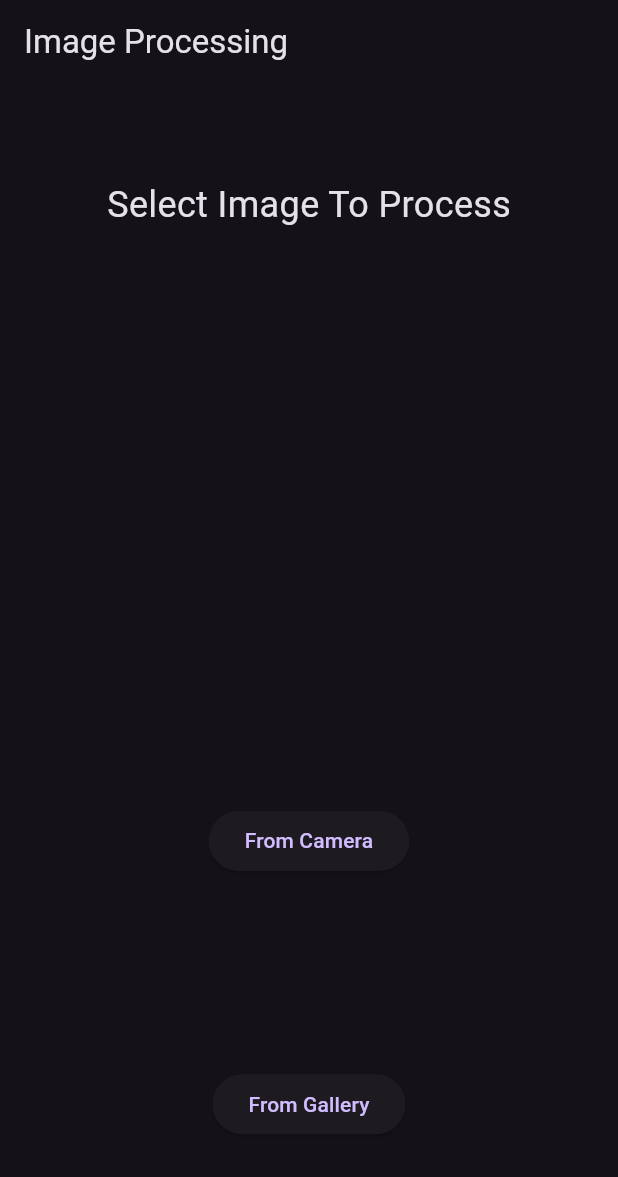
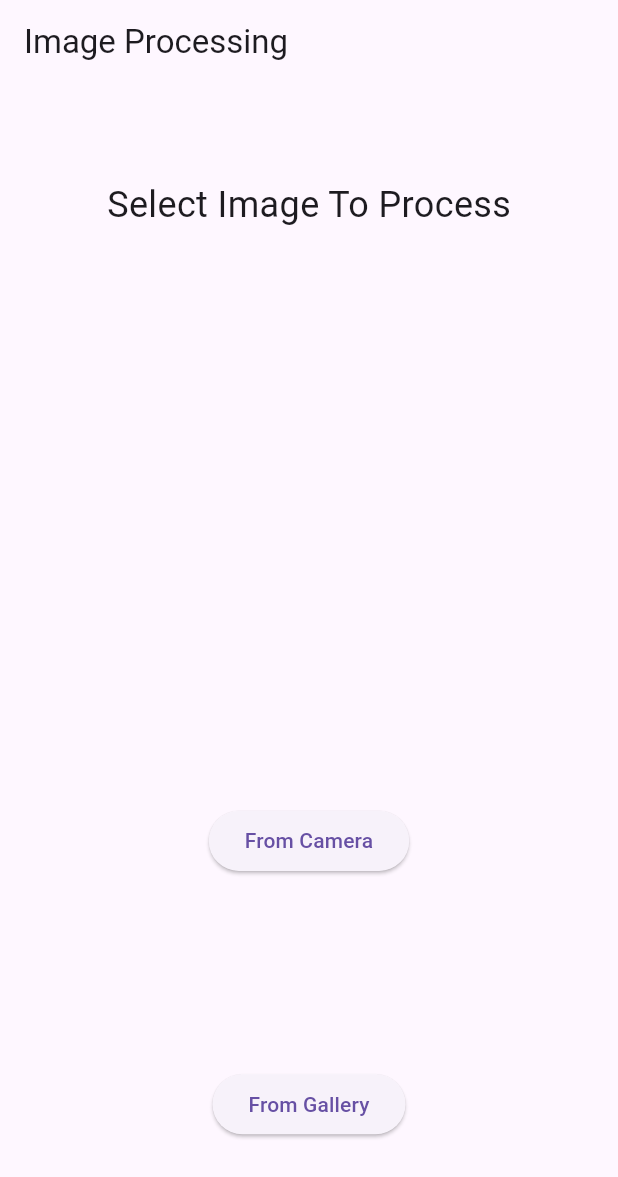
Before and after one commit to MohamedAlkady65/pix_wiz, a Flutter app: the screen it shows after launch, on a phone screen of 412 x 824 dp. Shown: the top 1177 px of the screen. Run offline on Flutter 3.47's test engine with Material 3 defaults, Android fonts, the phone set to English and light mode, and no system bars; our stand-ins replace bloc, extended_image, flutter_bloc, image_picker; missing offline and left inert: colorfilter_generator.

Commit message:
fix dark mode

```diff
--- a/lib/main.dart
+++ b/lib/main.dart
@@ -29,10 +29,9 @@ class PixWiz extends StatelessWidget {
             create: (BuildContext context) =>
                 CropCubit(editImageCubit: editImageCubit)),
       ],
-      child: MaterialApp(
+      child: const MaterialApp(
         debugShowCheckedModeBanner: false,
-        theme: ThemeData.dark(),
-        home: const HomeScreen(),
+        home:  HomeScreen(),
       ),
     );
   }
```
Also changed, not shown: lib/presentation/editing/editing_screen.dart (+6 -8 lines).
